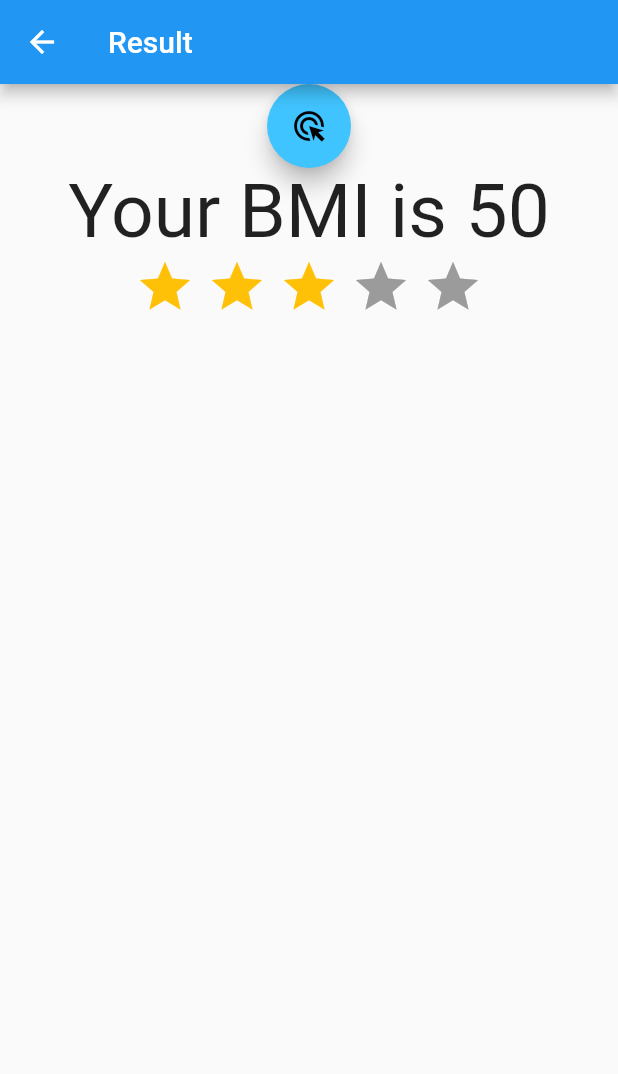
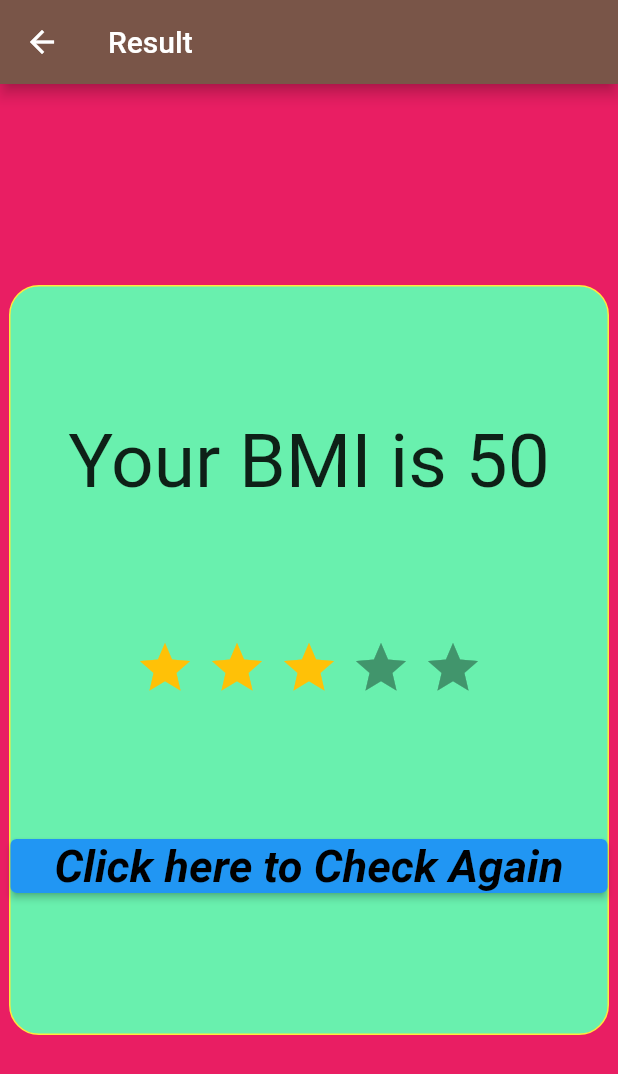
Before and after one commit to Cheepurupalli-Praneeth/flutter-Assignment-1, a Flutter app: the screen it shows after launch, after a tap on the "ads click" icon, on a phone screen of 412 x 824 dp. Shown: the top 1074 px of the screen. Run offline on Flutter 3.47's test engine with Material 2 defaults, Android fonts, the phone set to English and light mode, and no system bars; drawn by our look-alikes of flutter_rating_bar.

Commit message:
My second commit

```diff
--- a/lib/main.dart
+++ b/lib/main.dart
@@ -51,7 +51,9 @@ class _HomepageState extends State<Homepage> {
 
         children:[
           Center(
+
             child: Container(
+
               height: 200,
               width: 400,
               decoration: BoxDecoration(
@@ -175,8 +177,9 @@ class _HomepageState extends State<Homepage> {
                 borderRadius: BorderRadius.all(Radius.circular(200))
             ),
             child: Column(
+              mainAxisAlignment: MainAxisAlignment.spaceEvenly,
               children: [
-                Text("Press the Button to calculate yout BMI",style: TextStyle(fontSize: 30,fontWeight:FontWeight.bold,fontStyle: FontStyle.italic),),
+                Text("Your BMI is",style: TextStyle(fontSize: 30,fontWeight:FontWeight.bold,fontStyle: FontStyle.italic),),
                 // Text("Your BMI is",style: TextStyle(fontSize: 30,fontWeight: FontWeight.bold,fontStyle: FontStyle.italic)),
                 // Text(bmi.round().toString(),style: TextStyle(fontSize: 40),),
                 FloatingActionButton(
--- a/lib/secondPage.dart
+++ b/lib/secondPage.dart
@@ -15,31 +15,41 @@ class _SecondPageState extends State<SecondPage> {
   @override
   Widget build(BuildContext context) {
     return Scaffold(
+      backgroundColor: Colors.pink,
       appBar: AppBar(
+        backgroundColor: Colors.brown,
         title: Text("Result"),
       ),
-      body:
+      body:Column(
+      mainAxisAlignment: MainAxisAlignment.center,
+
+        children: [
           Center(
+
+            child: Container(
+
+      height: 500,
+        width: 400,
+        decoration: BoxDecoration(
+            color: Colors.greenAccent,
+            border: Border.all(
+              color: Colors.yellow,
+            ),
+            borderRadius: BorderRadius.all(Radius.circular(20))
+        ),
               child:Column(
+                mainAxisAlignment: MainAxisAlignment.spaceEvenly,
                 children: [
-          FloatingActionButton(
-              child: Center(child: Icon(Icons.ads_click)),
-              backgroundColor: Colors.lightBlueAccent,
-              foregroundColor: Colors.black,
 
-              onPressed: (){
-                Navigator.pop(context);
-                setState(() {
-                });
-              }
-          ),
+
                   Text("Your BMI is ${widget.bmi.round()}",style: TextStyle(
                       fontSize: 50
                   ),
                   ),
                   RatingBar.builder(
+
                     initialRating: 3,
-            minRating: 1,
+                    minRating: 0,
                     direction: Axis.horizontal,
                     allowHalfRating: true,
                     itemCount: 5,
@@ -51,11 +61,29 @@ class _SecondPageState extends State<SecondPage> {
                     onRatingUpdate: (rating) {
                       print(rating);
                     },
+                  ),
+                  ElevatedButton(
+
+
+                      child: Center(child: Text("Click here to Check Again",style: TextStyle(color:Colors.black,fontStyle: FontStyle.italic,fontWeight: FontWeight.bold,fontSize: 30),)),
+
+
+
+                      onPressed: (){
+                        Navigator.pop(context);
+                        setState(() {
+                        });
+                      }
+                  ),
+                ],
               )
+
+            ),
+          )
+
 
         ],
       ),
-      )
     );
   }
 }
```
Lines whose indentation alone changed are shown as unchanged.
